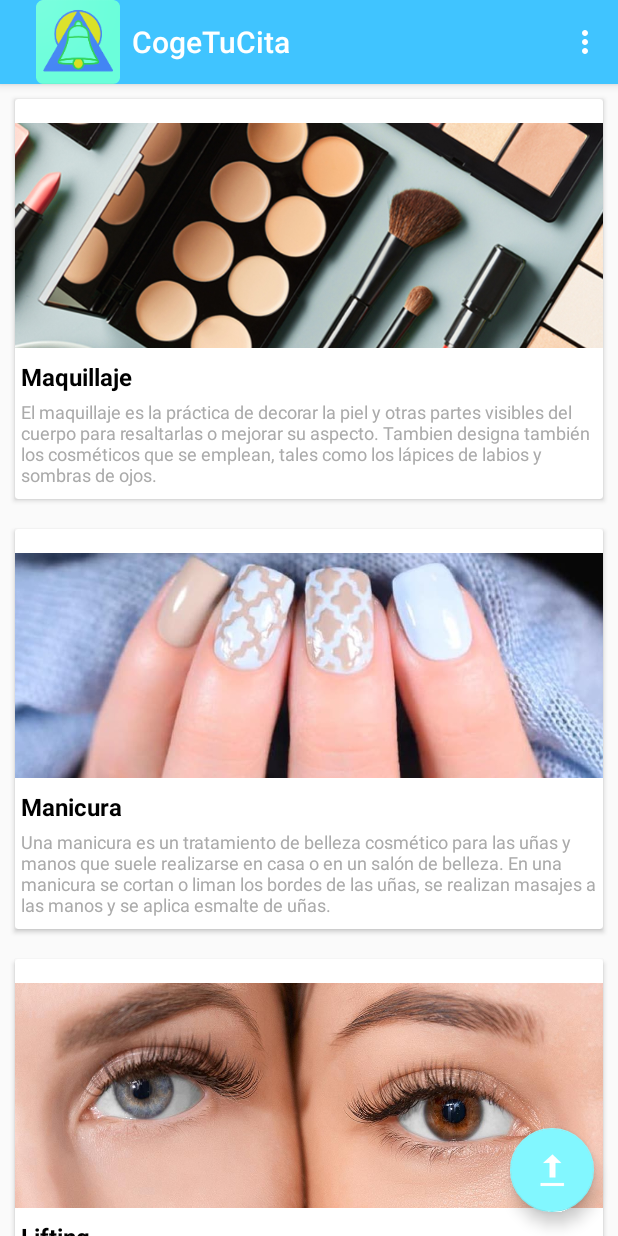
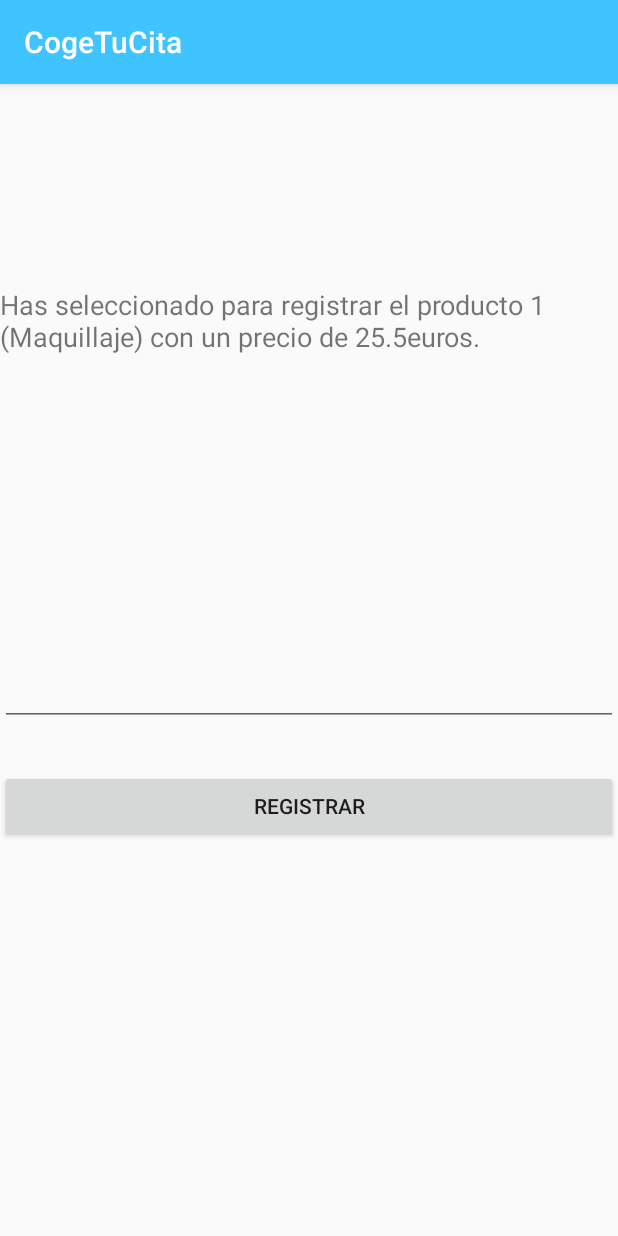
Before and after one commit to JorgeGalingP/android-appointments, an Android app: the screen it shows after launch (MainActivity before the commit, NewAppointmentActivity after it), after a tap on "Maquillaje", on a phone screen of 412 x 824 dp. Run offline under Robolectric (Android 15) with nearby library versions, the phone set to English and light mode, and no system bars.

Commit message:
Added DatePickerDialog and updated Activities
Updated MainActivity and formatted some classes

```diff
--- a/app/build.gradle
+++ b/app/build.gradle
@@ -29,6 +29,7 @@ dependencies {
     implementation 'androidx.cardview:cardview:1.0.0'
     implementation 'androidx.recyclerview:recyclerview:1.1.0'
     implementation 'com.google.android.material:material:1.0.0'
+    implementation 'androidx.legacy:legacy-support-v4:1.0.0'
     testImplementation 'junit:junit:4.12'
     androidTestImplementation 'androidx.test.ext:junit:1.1.2'
     androidTestImplementation 'androidx.test.espresso:espresso-core:3.3.0'
--- a/app/src/main/AndroidManifest.xml
+++ b/app/src/main/AndroidManifest.xml
@@ -9,6 +9,8 @@
             android:roundIcon="@mipmap/ic_launcher_round"
             android:supportsRtl="true"
             android:theme="@style/AppTheme">
+        <activity android:name=".NewAppointmentActivity">
+        </activity>
         <activity android:name=".MainActivity">
             <intent-filter>
                 <action android:name="android.intent.action.MAIN"/>
--- a/app/src/main/java/com/ldm/cogetucita/MainActivity.java
+++ b/app/src/main/java/com/ldm/cogetucita/MainActivity.java
@@ -8,13 +8,13 @@ import android.widget.ProgressBar;
 import android.widget.Toast;
 import androidx.appcompat.app.AppCompatActivity;
 import android.os.Bundle;
-import androidx.recyclerview.widget.DividerItemDecoration;
 import androidx.recyclerview.widget.LinearLayoutManager;
 import androidx.recyclerview.widget.RecyclerView;
 import com.google.android.material.floatingactionbutton.FloatingActionButton;
 import com.ldm.cogetucita.adapters.ProductAdapter;
 import com.ldm.cogetucita.bbdd.AdminSQLiteOpenHelper;
 import com.ldm.cogetucita.models.Product;
+import com.ldm.cogetucita.repositories.ProductRepository;
 
 import java.util.List;
 
@@ -38,11 +38,11 @@ public class MainActivity extends AppCompatActivity {
             getSupportActionBar().setIcon(R.mipmap.ic_launcher);
         }
 
-        // init Database
-        AdminSQLiteOpenHelper adminSQLiteOpenHelper = new AdminSQLiteOpenHelper(this, "db", null, 1);
+        // init Repositories
+        ProductRepository productRepository = new ProductRepository(this);
 
         // set Products
-        setProductList(adminSQLiteOpenHelper.searchAllProducts(this));
+        setProductList(productRepository.searchAllProducts());
         progressBar.setVisibility(View.GONE);
 
         // set RecyclerView
--- /dev/null
+++ b/app/src/main/java/com/ldm/cogetucita/NewAppointmentActivity.java
@@ -0,0 +1,56 @@
+package com.ldm.cogetucita;
+
+import android.app.DatePickerDialog;
+import android.view.View;
+import android.widget.*;
+import androidx.appcompat.app.AppCompatActivity;
+import android.os.Bundle;
+import com.ldm.cogetucita.fragments.DatePickerFragment;
+import com.ldm.cogetucita.models.Product;
+import com.ldm.cogetucita.repositories.ProductRepository;
+
+public class NewAppointmentActivity extends AppCompatActivity {
+    private TextView productTextView;
+    private EditText dateEditText;
+    private Button registryButton;
+
+    @Override
+    protected void onCreate(Bundle savedInstanceState) {
+        super.onCreate(savedInstanceState);
+        setContentView(R.layout.activity_new_appointment);
+
+        // init Repositories
+        ProductRepository productRepository = new ProductRepository(this);
+
+        // get Extras
+        Bundle extras = getIntent().getExtras();
+        String id = extras.getString("id");
+
+        Product product = productRepository.findProduct(id);
+
+        // set Views
+        productTextView = findViewById(R.id.productTextView);
+        productTextView.setText(product.toString());
+
+        dateEditText = findViewById(R.id.editTextDate);
+        dateEditText.setOnClickListener(new View.OnClickListener() {
+            @Override
+            public void onClick(View view) {
+                showDatePickerDialog();
+            }
+        });
+    }
+
+    private void showDatePickerDialog() {
+        DatePickerFragment newFragment = DatePickerFragment.newInstance(new DatePickerDialog.OnDateSetListener() {
+            @Override
+            public void onDateSet(DatePicker datePicker, int year, int month, int day) {
+                // +1 because January is zero
+                final String selectedDate = day + " / " + (month+1) + " / " + year;
+                dateEditText.setText(selectedDate);
+            }
+        });
+
+        newFragment.show(this.getSupportFragmentManager(), "datePicker");
+    }
+}
--- a/app/src/main/java/com/ldm/cogetucita/adapters/ProductAdapter.java
+++ b/app/src/main/java/com/ldm/cogetucita/adapters/ProductAdapter.java
@@ -1,6 +1,7 @@
 package com.ldm.cogetucita.adapters;
 
 import android.content.Context;
+import android.content.Intent;
 import android.view.LayoutInflater;
 import android.view.View;
 import android.view.ViewGroup;
@@ -9,6 +10,7 @@ import android.widget.TextView;
 import android.widget.Toast;
 import androidx.recyclerview.widget.RecyclerView;
 import com.ldm.cogetucita.MainActivity;
+import com.ldm.cogetucita.NewAppointmentActivity;
 import com.ldm.cogetucita.R;
 import com.ldm.cogetucita.models.Product;
 
@@ -47,7 +49,11 @@ public class ProductAdapter extends RecyclerView.Adapter<ProductAdapter.ViewHold
 
             if (position != RecyclerView.NO_POSITION) {
                 Product product = mainActivity.getProductList().get(position);
-                Toast.makeText(this.context, "Selected " + product.getName() + "!", Toast.LENGTH_SHORT).show();
+
+                Intent intent = new Intent(mainActivity, NewAppointmentActivity.class);
+                intent.putExtra("id", product.getId().toString()); // product id parameter
+
+                mainActivity.startActivity(intent);
             }
         }
     }
--- a/app/src/main/java/com/ldm/cogetucita/bbdd/AdminSQLiteOpenHelper.java
+++ b/app/src/main/java/com/ldm/cogetucita/bbdd/AdminSQLiteOpenHelper.java
@@ -32,81 +32,4 @@ public class AdminSQLiteOpenHelper extends SQLiteOpenHelper {
     public void onUpgrade(SQLiteDatabase db, int oldVersion, int newVersion) {
 
     }
-
-    public Product searchProduct(String name, Context context){
-        AdminSQLiteOpenHelper adminSQLiteOpenHelper = new AdminSQLiteOpenHelper(context, "db", null, 1);
-        SQLiteDatabase bd = adminSQLiteOpenHelper.getWritableDatabase();
-
-        Product product = new Product();
-
-        if (!name.isEmpty()) {
-            Cursor cursor = bd.rawQuery("SELECT id, name, description, price, image from Product WHERE name = " + name, null);
-
-            if (cursor.moveToFirst()){
-                product.setId(Integer.parseInt(cursor.getString(0)));
-                product.setName(cursor.getString(1));
-                product.setDescription(cursor.getString(2));
-                product.setPrice(Float.parseFloat(cursor.getString(3)));
-                product.setDescription(cursor.getString(4));
-            }
-
-            cursor.close();
-            bd.close();
-        }
-
-        return product;
-    }
-
-    public List<Product> searchAllProducts(Context context){
-        AdminSQLiteOpenHelper adminSQLiteOpenHelper = new AdminSQLiteOpenHelper(context, "db", null, 1);
-        SQLiteDatabase bd = adminSQLiteOpenHelper.getWritableDatabase();
-
-        List<Product> productList = new ArrayList<>();
-
-        Cursor cursor = bd.rawQuery("SELECT id, name, description, price, image from Product", null);
-
-        if (cursor.moveToFirst()){
-            while (!cursor.isAfterLast()){
-                Product product = new Product();
-                product.setId(Integer.parseInt(cursor.getString(0)));
-                product.setName(cursor.getString(1));
-                product.setDescription(cursor.getString(2));
-                product.setPrice(Float.parseFloat(cursor.getString(3)));
-                product.setImage(cursor.getString(4));
-
-                productList.add(product);
-
-                cursor.moveToNext();
-            }
-        }
-
-        cursor.close();
-        bd.close();
-
-        return productList;
-    }
-
-    public boolean registerAppointment(String name, String surname, String email, String date, String location, Product product, Context context){
-        AdminSQLiteOpenHelper adminSQLiteOpenHelper = new AdminSQLiteOpenHelper(context, "db", null, 1);
-        SQLiteDatabase bd = adminSQLiteOpenHelper.getWritableDatabase();
-
-        boolean done = false;
-
-        if (!name.isEmpty() && !email.isEmpty() && product.getId() != null){
-            ContentValues contentValues = new ContentValues();
-            contentValues.put("name", name);
-            contentValues.put("surname", surname);
-            contentValues.put("email", email);
-            contentValues.put("date", date);
-            contentValues.put("location", location);
-            contentValues.put("product_id", product.getId());
-
-            bd.insert("Product", null, contentValues);
-            bd.close();
-
-            done = true;
-        }
-
-        return done;
-    }
 }
--- a/app/src/main/java/com/ldm/cogetucita/models/Product.java
+++ b/app/src/main/java/com/ldm/cogetucita/models/Product.java
@@ -61,4 +61,11 @@ public class Product {
     public void setImage(String image) {
         this.image = image;
     }
+
+    @Override
+    public String toString() {
+        return "Has seleccionado para registrar el producto " + id +
+                " (" + name + ")" +
+                " con un precio de " + price + "euros.";
+    }
 }
--- /dev/null
+++ b/app/src/main/java/com/ldm/cogetucita/repositories/ProductRepository.java
@@ -0,0 +1,72 @@
+package com.ldm.cogetucita.repositories;
+
+import android.content.Context;
+import android.database.Cursor;
+import android.database.sqlite.SQLiteDatabase;
+import com.ldm.cogetucita.bbdd.AdminSQLiteOpenHelper;
+import com.ldm.cogetucita.models.Product;
+
+import java.util.ArrayList;
+import java.util.List;
+
+public class ProductRepository {
+
+    private Context context;
+
+    public ProductRepository(Context context){
+        this.context = context;
+    }
+
+    public Product findProduct(String id){
+        AdminSQLiteOpenHelper adminSQLiteOpenHelper = new AdminSQLiteOpenHelper(context, "db", null, 1);
+        SQLiteDatabase bd = adminSQLiteOpenHelper.getWritableDatabase();
+
+        Product product = new Product();
+
+        if (!id.isEmpty()) {
+            Cursor cursor = bd.rawQuery("SELECT id, name, description, price, image from Product WHERE id = " + id, null);
+
+            if (cursor.moveToFirst()){
+                product.setId(Integer.parseInt(cursor.getString(0)));
+                product.setName(cursor.getString(1));
+                product.setDescription(cursor.getString(2));
+                product.setPrice(Float.parseFloat(cursor.getString(3)));
+                product.setImage(cursor.getString(4));
+            }
+
+            cursor.close();
+            bd.close();
+        }
+
+        return product;
+    }
+
+    public List<Product> searchAllProducts(){
+        AdminSQLiteOpenHelper adminSQLiteOpenHelper = new AdminSQLiteOpenHelper(context, "db", null, 1);
+        SQLiteDatabase bd = adminSQLiteOpenHelper.getWritableDatabase();
+
+        List<Product> productList = new ArrayList<>();
+
+        Cursor cursor = bd.rawQuery("SELECT id, name, description, price, image from Product", null);
+
+        if (cursor.moveToFirst()){
+            while (!cursor.isAfterLast()){
+                Product product = new Product();
+                product.setId(Integer.parseInt(cursor.getString(0)));
+                product.setName(cursor.getString(1));
+                product.setDescription(cursor.getString(2));
+                product.setPrice(Float.parseFloat(cursor.getString(3)));
+                product.setImage(cursor.getString(4));
+
+                productList.add(product);
+
+                cursor.moveToNext();
+            }
+        }
+
+        cursor.close();
+        bd.close();
+
+        return productList;
+    }
+}
--- /dev/null
+++ b/app/src/main/res/layout/activity_new_appointment.xml
@@ -0,0 +1,42 @@
+<?xml version="1.0" encoding="utf-8"?>
+<androidx.constraintlayout.widget.ConstraintLayout
+        xmlns:android="http://schemas.android.com/apk/res/android"
+        xmlns:tools="http://schemas.android.com/tools"
+        xmlns:app="http://schemas.android.com/apk/res-auto"
+        android:layout_width="match_parent"
+        android:layout_height="match_parent"
+        tools:context=".NewAppointmentActivity">
+
+    <TextView
+            android:layout_width="match_parent"
+            android:layout_height="wrap_content"
+            android:id="@+id/productTextView"
+            android:textSize="18sp"
+            tools:layout_editor_absoluteX="-16dp"
+            app:layout_constraintBottom_toTopOf="@+id/editTextDate"
+            app:layout_constraintTop_toTopOf="parent"
+            app:layout_constraintVertical_bias="0.4"/>
+
+    <EditText
+            android:layout_width="match_parent"
+            android:layout_height="wrap_content"
+            android:inputType="date"
+            android:focusable="false"
+            android:maxLines="1"
+            android:ems="10"
+            android:id="@+id/editTextDate"
+            tools:layout_editor_absoluteX="0dp"
+            app:layout_constraintBottom_toBottomOf="parent"
+            android:layout_marginBottom="340dp"/>
+
+    <Button
+            android:text="@string/registry"
+            android:layout_width="match_parent"
+            android:layout_height="wrap_content"
+            android:id="@+id/registryButton"
+            tools:layout_editor_absoluteX="46dp"
+            app:layout_constraintBottom_toBottomOf="parent"
+            app:layout_constraintTop_toBottomOf="@+id/editTextDate"
+            app:layout_constraintVertical_bias="0.1"/>
+
+</androidx.constraintlayout.widget.ConstraintLayout>
--- a/app/src/main/res/layout/item_product.xml
+++ b/app/src/main/res/layout/item_product.xml
@@ -30,7 +30,7 @@
                 android:layout_marginLeft="4dp"
                 android:layout_marginTop="8dp"
                 android:textColor="@android:color/black"
-                android:textSize="16sp"
+                android:textSize="18sp"
                 android:textStyle="bold"
                 app:layout_constraintStart_toStartOf="@id/imageView"
                 app:layout_constraintTop_toBottomOf="@id/imageView"/>
@@ -39,7 +39,7 @@
                 android:layout_width="wrap_content"
                 android:layout_height="wrap_content"
                 android:textColor="@android:color/darker_gray"
-                android:textSize="12sp"
+                android:textSize="14sp"
                 app:layout_constraintBottom_toBottomOf="parent"
                 android:layout_marginTop="4dp"
                 android:layout_marginBottom="8dp"
--- a/app/src/main/res/values/strings.xml
+++ b/app/src/main/res/values/strings.xml
@@ -1,6 +1,9 @@
 <resources>
     <string name="app_name">CogeTuCita</string>
     <string name="image_content_description">Product</string>
-    <string name="settings_option_1">Instrucciones</string>
+    <string name="settings_option_1">Ayuda</string>
     <string name="settings_option_2">Acerca de</string>
+    <string name="registry">Registrar</string>
+    <!-- TODO: Remove or change this placeholder text -->
+    <string name="hello_blank_fragment">Hello blank fragment</string>
 </resources>
```
Also changed, not shown: app/src/main/java/com/ldm/cogetucita/fragments/DatePickerFragment.java (added, +35 -0 lines), app/src/main/java/com/ldm/cogetucita/repositories/AppointmentRepository.java (added, +38 -0 lines), app/src/main/res/layout/fragment_date_picker.xml (added, +13 -0 lines).
